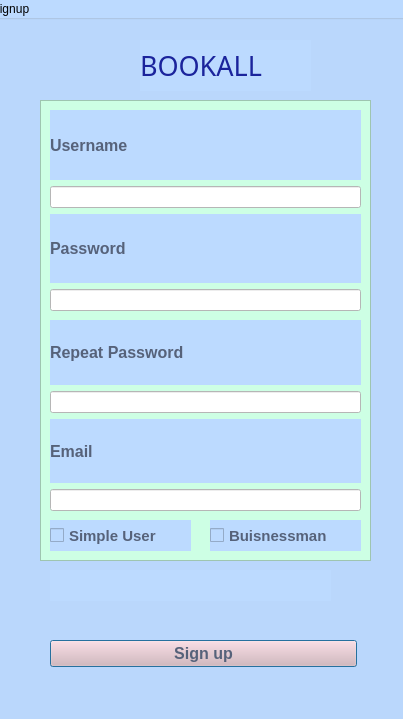
Qt form Register.ui (Xristos9/SoftEng) before a commit.
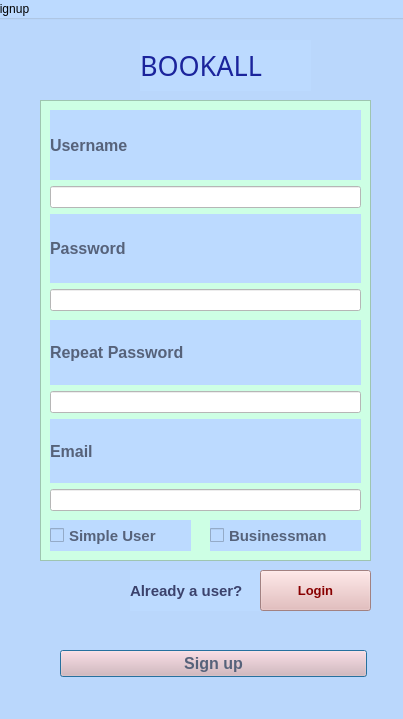
The same form after that commit.

```diff
--- a/Register.ui
+++ b/Register.ui
@@ -250,15 +250,15 @@
 background-color: rgb(188, 218, 255);</string>
      </property>
      <property name="text">
-      <string>Buisnessman</string>
+      <string>Businessman</string>
      </property>
     </widget>
    </widget>
    <widget class="QPushButton" name="signupbutton">
     <property name="geometry">
      <rect>
-      <x>60</x>
-      <y>640</y>
+      <x>70</x>
+      <y>650</y>
       <width>307</width>
       <height>27</height>
      </rect>
@@ -281,28 +281,55 @@
    <widget class="QLabel" name="diffpasswords">
     <property name="geometry">
      <rect>
-      <x>60</x>
+      <x>140</x>
       <y>570</y>
-      <width>281</width>
-      <height>31</height>
+      <width>231</width>
+      <height>41</height>
      </rect>
     </property>
     <property name="font">
      <font>
-      <pointsize>9</pointsize>
+      <pointsize>11</pointsize>
+      <weight>75</weight>
+      <bold>true</bold>
      </font>
     </property>
     <property name="styleSheet">
-     <string notr="true">color: rgb(150, 0, 0);</string>
+     <string notr="true">color: rgb(59, 66, 108);</string>
     </property>
     <property name="text">
-     <string/>
+     <string>Already a user?</string>
+    </property>
+   </widget>
+   <widget class="QPushButton" name="gotologinButton">
+    <property name="geometry">
+     <rect>
+      <x>270</x>
+      <y>570</y>
+      <width>111</width>
+      <height>41</height>
+     </rect>
+    </property>
+    <property name="font">
+     <font>
+      <pointsize>10</pointsize>
+      <weight>75</weight>
+      <bold>true</bold>
+     </font>
+    </property>
+    <property name="styleSheet">
+     <string notr="true">color: rgb(136, 0, 0);
+background-color: rgb(227, 180, 180);</string>
+    </property>
+    <property name="text">
+     <string>Login</string>
     </property>
    </widget>
    <zorder>frame</zorder>
    <zorder>BOOKALL_2</zorder>
    <zorder>signupbutton</zorder>
    <zorder>diffpasswords</zorder>
+   <zorder>gotologinButton</zorder>
   </widget>
  </widget>
  <resources/>
```
